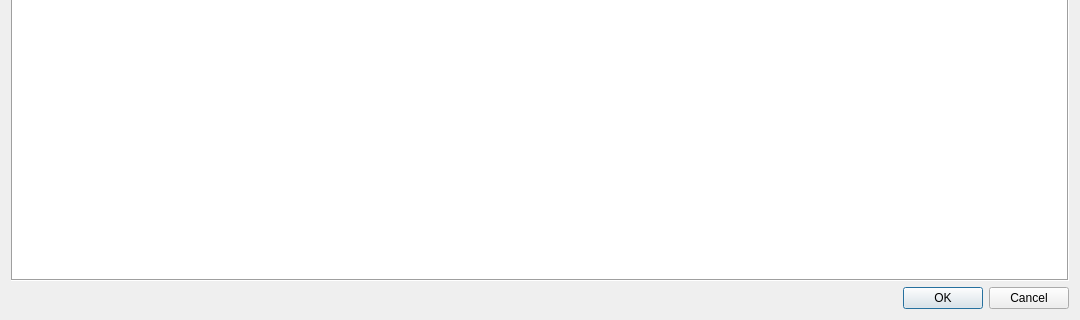
Before: the Qt Designer form src/ui/local/localmodupdatedialog.ui in kaniol-lck/modmanager, drawn with Qt 5; both pictures show x 0 to 1080 and y 400 to 720 of the 1080 by 720 pixel window.
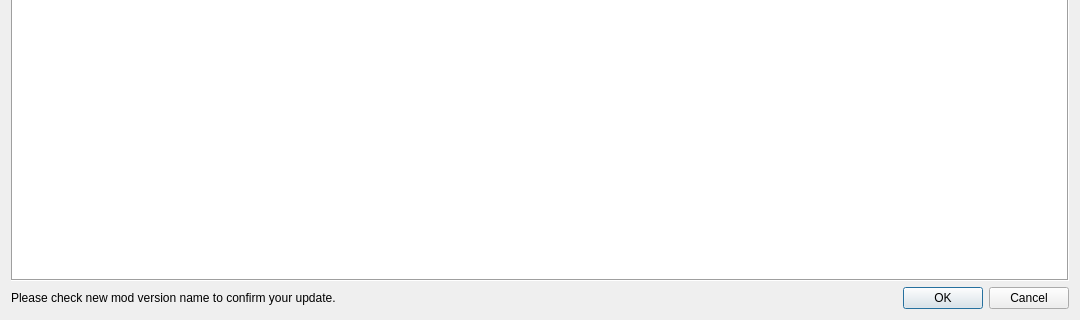
After: the same form once the commit is applied.

```diff
--- a/src/ui/local/localmodupdatedialog.ui
+++ b/src/ui/local/localmodupdatedialog.ui
@@ -14,7 +14,7 @@
    <string>Confirm Updates</string>
   </property>
   <layout class="QGridLayout" name="gridLayout">
-   <item row="1" column="0">
+   <item row="1" column="1">
     <widget class="QDialogButtonBox" name="buttonBox">
      <property name="orientation">
       <enum>Qt::Horizontal</enum>
@@ -27,7 +27,14 @@
      </property>
     </widget>
    </item>
-   <item row="0" column="0">
+   <item row="1" column="0">
+    <widget class="QLabel" name="label">
+     <property name="text">
+      <string>Please check new mod version name to confirm your update.</string>
+     </property>
+    </widget>
+   </item>
+   <item row="0" column="0" colspan="2">
     <widget class="QTableView" name="updateTableView">
      <property name="styleSheet">
       <string notr="true"/>
```
